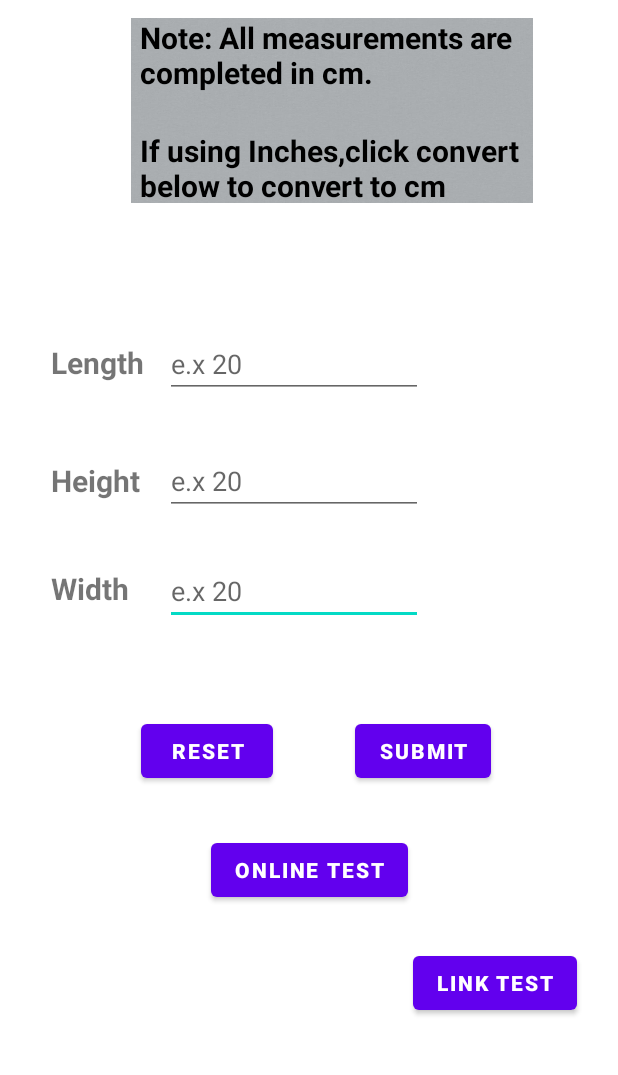
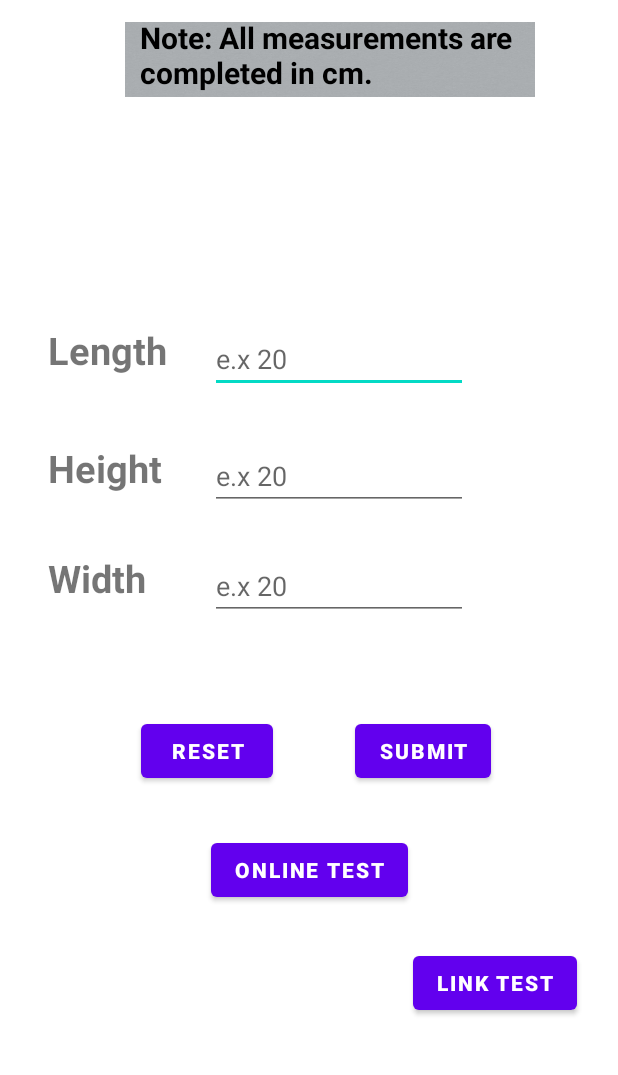
Before and after one commit to BrianParlon/Dimenscan, an Android app: the ManualEntry screen opened directly, with no data from a screen before it, on a phone screen of 412 x 824 dp, the part 152-1227 px from its top. Run offline under Robolectric (Android 15) with nearby library versions, the light colour scheme and no system bars; our stand-ins replace Firebase (no records; nobody signed in at launch, a user with empty details on screens opened directly), Volley.

Commit message:
Visual changes to dimension entries and size of table in viewTable to test a size of table from website

```diff
--- a/app/src/main/res/layout/activity_manual_entry.xml
+++ b/app/src/main/res/layout/activity_manual_entry.xml
@@ -31,21 +31,6 @@
         app:layout_constraintTop_toTopOf="parent"
         app:layout_constraintVertical_bias="0.847" />
 
-    <EditText
-        android:id="@+id/editTextTextPersonName12"
-        android:layout_width="172dp"
-        android:layout_height="42dp"
-        android:ems="10"
-        android:hint="e.x 20"
-        android:inputType="numberDecimal"
-        app:layout_constraintBottom_toBottomOf="parent"
-        app:layout_constraintEnd_toEndOf="parent"
-        app:layout_constraintHorizontal_bias="0.098"
-        app:layout_constraintStart_toEndOf="@+id/length"
-        app:layout_constraintTop_toBottomOf="@+id/textView3"
-        app:layout_constraintVertical_bias="0.557"
-        tools:visibility="visible" />
-
     <ImageView
         android:id="@+id/imageView"
         android:layout_width="75dp"
@@ -60,15 +45,15 @@
 
     <ImageView
         android:id="@+id/box"
-        android:layout_width="268dp"
-        android:layout_height="123dp"
+        android:layout_width="273dp"
+        android:layout_height="50dp"
         android:background="@drawable/grey"
         app:layout_constraintBottom_toBottomOf="parent"
         app:layout_constraintEnd_toEndOf="parent"
-        app:layout_constraintHorizontal_bias="0.608"
+        app:layout_constraintHorizontal_bias="0.603"
         app:layout_constraintStart_toStartOf="parent"
         app:layout_constraintTop_toTopOf="parent"
-        app:layout_constraintVertical_bias="0.162" />
+        app:layout_constraintVertical_bias="0.15" />
 
     <TextView
         android:id="@+id/textView3"
@@ -118,22 +103,6 @@
         app:layout_constraintTop_toTopOf="parent"
         app:layout_constraintVertical_bias="0.146" />
 
-    <TextView
-        android:id="@+id/textView9"
-        android:layout_width="266dp"
-        android:layout_height="53dp"
-        android:text="If using Inches,click convert below to convert to cm"
-        android:textAlignment="textStart"
-        android:textColor="@color/black"
-        android:textSize="20dp"
-        android:textStyle="bold"
-        app:layout_constraintBottom_toBottomOf="parent"
-        app:layout_constraintEnd_toEndOf="parent"
-        app:layout_constraintHorizontal_bias="0.641"
-        app:layout_constraintStart_toStartOf="parent"
-        app:layout_constraintTop_toTopOf="parent"
-        app:layout_constraintVertical_bias="0.244" />
-
     <EditText
         android:id="@+id/editTextTextPersonName7"
         android:layout_width="172dp"
@@ -143,10 +112,25 @@
         android:inputType="numberDecimal"
         app:layout_constraintBottom_toBottomOf="parent"
         app:layout_constraintEnd_toEndOf="parent"
-        app:layout_constraintHorizontal_bias="0.098"
+        app:layout_constraintHorizontal_bias="0.224"
         app:layout_constraintStart_toEndOf="@+id/length"
         app:layout_constraintTop_toBottomOf="@+id/textView3"
-        app:layout_constraintVertical_bias="0.338"
+        app:layout_constraintVertical_bias="0.333"
+        tools:visibility="visible" />
+
+    <EditText
+        android:id="@+id/editTextTextPersonName12"
+        android:layout_width="172dp"
+        android:layout_height="42dp"
+        android:ems="10"
+        android:hint="e.x 20"
+        android:inputType="numberDecimal"
+        app:layout_constraintBottom_toBottomOf="parent"
+        app:layout_constraintEnd_toEndOf="parent"
+        app:layout_constraintHorizontal_bias="0.224"
+        app:layout_constraintStart_toEndOf="@+id/length"
+        app:layout_constraintTop_toBottomOf="@+id/textView3"
+        app:layout_constraintVertical_bias="0.552"
         tools:visibility="visible" />
 
     <EditText
@@ -158,10 +142,10 @@
         android:inputType="numberDecimal"
         app:layout_constraintBottom_toBottomOf="parent"
         app:layout_constraintEnd_toEndOf="parent"
-        app:layout_constraintHorizontal_bias="0.098"
+        app:layout_constraintHorizontal_bias="0.224"
         app:layout_constraintStart_toEndOf="@+id/length"
         app:layout_constraintTop_toBottomOf="@+id/textView3"
-        app:layout_constraintVertical_bias="0.451"
+        app:layout_constraintVertical_bias="0.446"
         tools:visibility="visible" />
 
     <TextView
@@ -169,28 +153,28 @@
         android:layout_width="wrap_content"
         android:layout_height="wrap_content"
         android:text="Height"
-        android:textSize="20sp"
+        android:textSize="25sp"
+        android:textStyle="bold"
+        app:layout_constraintBottom_toBottomOf="parent"
+        app:layout_constraintEnd_toEndOf="parent"
+        app:layout_constraintHorizontal_bias="0.095"
+        app:layout_constraintStart_toStartOf="parent"
+        app:layout_constraintTop_toBottomOf="@+id/imageView"
+        app:layout_constraintVertical_bias="0.428" />
+
+    <TextView
+        android:id="@+id/length"
+        android:layout_width="wrap_content"
+        android:layout_height="wrap_content"
+        android:text="Length"
+        android:textSize="25sp"
         android:textStyle="bold"
         app:layout_constraintBottom_toBottomOf="parent"
         app:layout_constraintEnd_toEndOf="parent"
         app:layout_constraintHorizontal_bias="0.096"
         app:layout_constraintStart_toStartOf="parent"
         app:layout_constraintTop_toBottomOf="@+id/imageView"
-        app:layout_constraintVertical_bias="0.441" />
-
-    <TextView
-        android:id="@+id/length"
-        android:layout_width="wrap_content"
-        android:layout_height="wrap_content"
-        android:text="Length"
-        android:textSize="20sp"
-        android:textStyle="bold"
-        app:layout_constraintBottom_toBottomOf="parent"
-        app:layout_constraintEnd_toEndOf="parent"
-        app:layout_constraintHorizontal_bias="0.097"
-        app:layout_constraintStart_toStartOf="parent"
-        app:layout_constraintTop_toBottomOf="@+id/imageView"
-        app:layout_constraintVertical_bias="0.328" />
+        app:layout_constraintVertical_bias="0.314" />
 
     <TextView
         android:id="@+id/lengthConv"
@@ -208,14 +192,14 @@
         android:layout_width="wrap_content"
         android:layout_height="wrap_content"
         android:text="Width"
-        android:textSize="20sp"
+        android:textSize="25sp"
         android:textStyle="bold"
         app:layout_constraintBottom_toBottomOf="parent"
         app:layout_constraintEnd_toEndOf="parent"
-        app:layout_constraintHorizontal_bias="0.094"
+        app:layout_constraintHorizontal_bias="0.092"
         app:layout_constraintStart_toStartOf="parent"
         app:layout_constraintTop_toBottomOf="@+id/imageView"
-        app:layout_constraintVertical_bias="0.545" />
+        app:layout_constraintVertical_bias="0.535" />
 
     <Button
         android:id="@+id/resetBtn"
```
Also changed, not shown: app/src/main/java/com/example/dimenscan/ViewTable.java (+7 -6 lines), app/src/main/res/layout/activity_bed_entry.xml (+37 -53 lines), app/src/main/res/layout/activity_table_entry.xml (+34 -50 lines).
